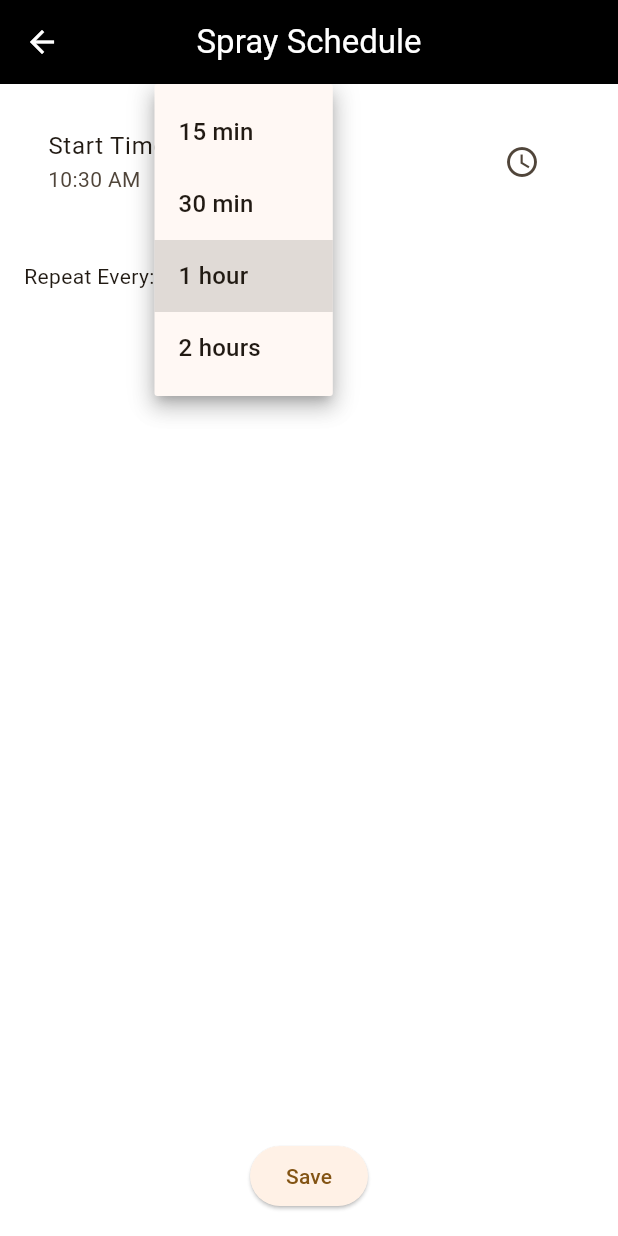
After one commit to markb-sps/vcd-control-app, a Flutter app: the SpraySchedulePage screen opened directly, after a tap on "1 hour", on a phone screen of 412 x 824 dp. The commit adds this screen. Run offline on Flutter 3.47's test engine with Material 3 defaults, Android fonts, the light colour scheme and no system bars; our stand-ins replace flutter_blue_plus, permission_handler.

Commit message:
Add spray scheduling widget for connected devices

```diff
--- /dev/null
+++ b/lib/spray_schedule_page.dart
@@ -0,0 +1,84 @@
+import 'package:flutter/material.dart';
+
+class SpraySchedulePage extends StatefulWidget {
+  const SpraySchedulePage({super.key});
+
+  @override
+  State<SpraySchedulePage> createState() => _SpraySchedulePageState();
+}
+
+class _SpraySchedulePageState extends State<SpraySchedulePage> {
+  TimeOfDay _startTime = TimeOfDay.now();
+  int _repeatMinutes = 60;
+
+  Future<void> _pickStartTime() async {
+    final TimeOfDay? picked = await showTimePicker(
+      context: context,
+      initialTime: _startTime,
+    );
+    if (picked != null) {
+      setState(() {
+        _startTime = picked;
+      });
+    }
+  }
+
+  void _save() {
+    Navigator.of(context).pop({
+      'start': _startTime,
+      'repeatMinutes': _repeatMinutes,
+    });
+  }
+
+  @override
+  Widget build(BuildContext context) {
+    return Scaffold(
+      appBar: AppBar(
+        title: const Text('Spray Schedule'),
+      ),
+      body: Padding(
+        padding: const EdgeInsets.all(16),
+        child: Column(
+          children: [
+            ListTile(
+              title: const Text('Start Time'),
+              subtitle: Text(_startTime.format(context)),
+              trailing: IconButton(
+                icon: const Icon(Icons.access_time),
+                onPressed: _pickStartTime,
+              ),
+            ),
+            const SizedBox(height: 16),
+            Row(
+              children: [
+                const Text('Repeat Every:'),
+                const SizedBox(width: 16),
+                DropdownButton<int>(
+                  value: _repeatMinutes,
+                  onChanged: (value) {
+                    if (value != null) {
+                      setState(() {
+                        _repeatMinutes = value;
+                      });
+                    }
+                  },
+                  items: const [
+                    DropdownMenuItem(value: 15, child: Text('15 min')),
+                    DropdownMenuItem(value: 30, child: Text('30 min')),
+                    DropdownMenuItem(value: 60, child: Text('1 hour')),
+                    DropdownMenuItem(value: 120, child: Text('2 hours')),
+                  ],
+                ),
+              ],
+            ),
+            const Spacer(),
+            ElevatedButton(
+              onPressed: _save,
+              child: const Text('Save'),
+            ),
+          ],
+        ),
+      ),
+    );
+  }
+}
```
Also changed, not shown: lib/main.dart (+44 -0 lines).
